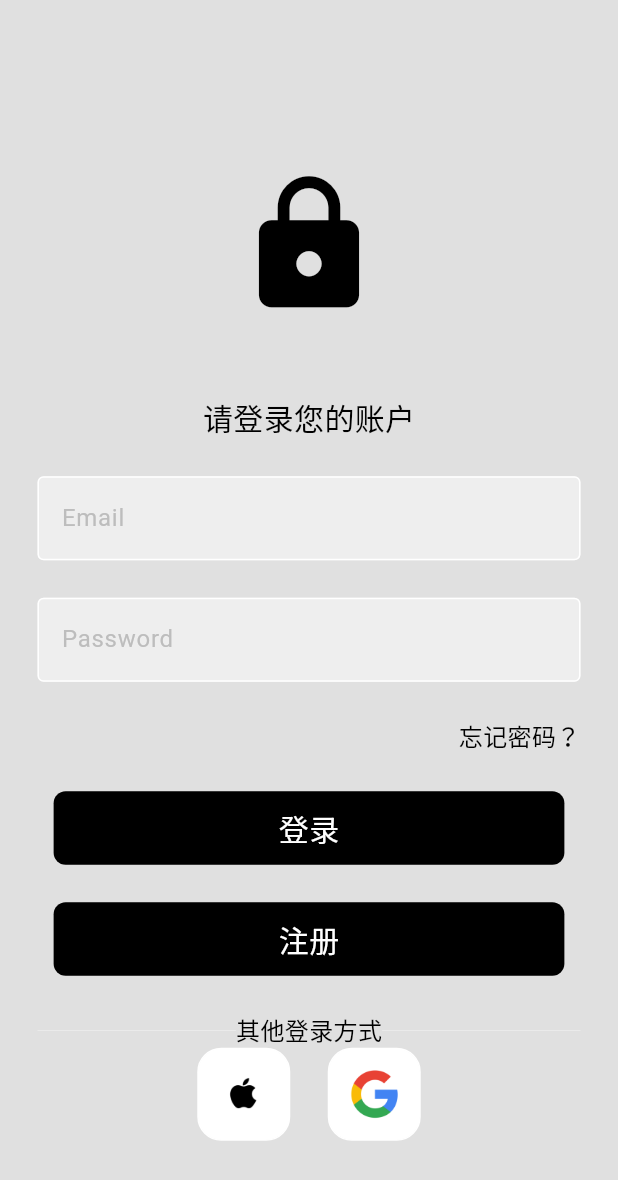
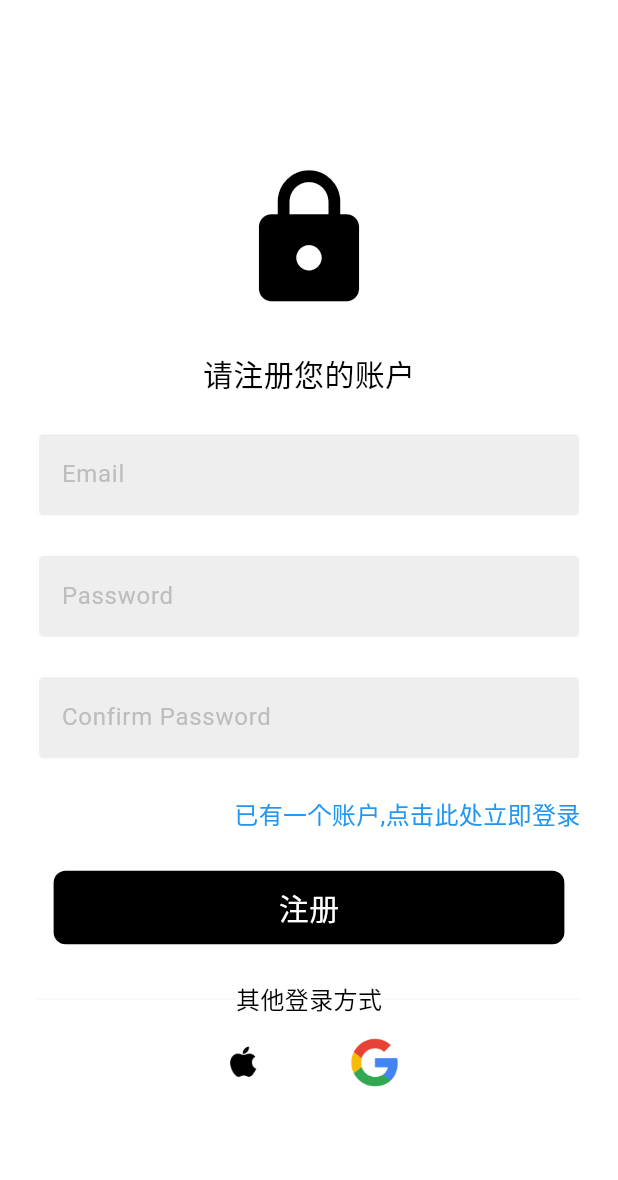
Before and after one commit to pikachu2333/shopping, a Flutter app: the screen it shows after launch, after a tap on "注册", on a phone screen of 412 x 824 dp. Shown: the top 1180 px of the screen. Run offline on Flutter 3.47's test engine with Material 3 defaults, Android fonts, the phone set to English and light mode, and no system bars; our stand-ins replace firebase_auth, firebase_core, get, google_nav_bar, sqflite; missing offline and left inert: slideable; accounts and stored records are empty; network calls fail.

Commit message:
实现了登录注册功能,并整理了页面的内容和路由,接下来应该完成谷歌或者苹果登录

```diff
--- a/lib/page/ToDoList.dart
+++ b/lib/bean/ToDoList.dart
@@ -1,7 +1,7 @@
 import 'package:flutter/material.dart';
 import 'package:slideable/slideable.dart';
 
-import '../bean/ToDoListBean.dart';
+import 'ToDoListBean.dart';
 
 class ToDoList extends StatelessWidget {
   final ToDoListBean toDoListBean;
--- a/lib/main.dart
+++ b/lib/main.dart
@@ -3,13 +3,13 @@ import 'package:get/get.dart';
 import 'package:provider/provider.dart';
 import 'package:test6_26/models/shop.dart';
 import 'package:test6_26/page/auth/view/auth_page.dart';
-import 'package:test6_26/page/first_page.dart';
+import 'package:test6_26/page/first/first_page.dart';
 import 'package:test6_26/page/home/view/home_page.dart';
 import 'package:test6_26/page/login/view/login_page.dart';
 import 'package:test6_26/page/setting/view/setting_page.dart';
 import 'package:test6_26/page/shop/cart/cart_page.dart';
 import 'package:test6_26/page/shop/intro_page.dart';
-import 'package:test6_26/page/note_page.dart';
+import 'package:test6_26/page/note/note_page.dart';
 import 'package:test6_26/page/shop/shop_home/shop_home_page.dart';
 import 'package:test6_26/page/shop/shop_home/shop_home_provider.dart';
 import 'package:test6_26/route/app_pages.dart';
--- a/lib/page/auth/view/auth_page.dart
+++ b/lib/page/auth/view/auth_page.dart
@@ -1,9 +1,9 @@
 import 'package:firebase_auth/firebase_auth.dart';
 import 'package:flutter/material.dart';
-import 'package:test6_26/page/first_page.dart';
-import 'package:test6_26/page/home/view/home_page.dart';
+import 'package:test6_26/page/first/first_page.dart';
 import 'package:test6_26/page/login/view/login_page.dart';
-import 'package:test6_26/page/shop/shop_home/shop_home_page.dart';
+import 'package:test6_26/page/login_or_register/view/login_or_register_page.dart';
+
 
 class AuthPage extends StatelessWidget {
   const AuthPage({Key? key}) : super(key: key);
--- /dev/null
+++ b/lib/page/login/routes.dart
@@ -0,0 +1,20 @@
+import 'package:flutter/material.dart';
+import 'package:get/get.dart';
+import 'package:test6_26/page/login/bingding.dart';
+import 'package:test6_26/page/login/view/login_page.dart';
+
+
+class LoginPageRoutes {
+  static const String loginPageName = "/login_page";
+
+
+  static final GetPage  loginPage= GetPage(
+      name: loginPageName,
+      page: () => LoginPage(),
+      binding: LoginPageBinding());
+
+
+  static Future? toLoginPage() async {
+    return Get.toNamed(loginPageName);
+  }
+}
--- a/lib/page/login/view/login_page.dart
+++ b/lib/page/login/view/login_page.dart
@@ -1,143 +1,23 @@
-import 'package:firebase_auth/firebase_auth.dart';
+
 import 'package:flutter/material.dart';
-import 'package:test6_26/components/my_button.dart';
-import 'package:test6_26/components/my_textfield.dart';
-import 'package:test6_26/components/square_tile.dart';
+import 'package:get/get.dart';
+import 'package:get/get_state_manager/src/simple/get_state.dart';
+import 'package:test6_26/page/login/provider/login_page_controller.dart';
+import 'package:test6_26/page/login/widget/hello_widget.dart';
 
-class LoginPage extends StatelessWidget {
+class LoginPage extends GetView<LoginPageController> {
+  final controller=Get.put(LoginPageController());
   LoginPage({Key? key}) : super(key: key);
-
-  final emailController = TextEditingController();
-  final passwordController = TextEditingController();
-
-  void signUserIn() async{
-    await FirebaseAuth.instance.signInWithEmailAndPassword(
-      email: emailController.text,
-      password: passwordController.text,
-    );
-  }
   @override
   Widget build(BuildContext context) {
-    return Scaffold(
-      backgroundColor: Theme.of(context).colorScheme.background,
-      body: SafeArea(
-        child: Center(
-          child: SingleChildScrollView(
-            child: Column(
-              children: [
-                SizedBox(height: 50),
-                //logo
-                Icon(
-                  Icons.lock,
-                  size: 100,
-                  color: Theme.of(context).colorScheme.onSurface,
-                ),
-                SizedBox(height: 50),
-                //提示信息
-                Text(
-                  '请登录您的账户',
-                  style: TextStyle(
-                    fontSize: 20,
-                    color: Theme.of(context).colorScheme.onSurface,
-                  ),
-                ),
-                //username输入框
-                SizedBox(height: 25),
-                MyTextField(
-                  hintText: 'Email',
-                  obscureText: false,
-                  controller: emailController,
-                ),
-                SizedBox(height: 25),
-                //password输入框
-                MyTextField(
-                  hintText: 'Password',
-                  obscureText: true,
-                  controller: passwordController,
-                ),
-                //记住密码和忘记密码
-                SizedBox(height: 25),
-                Padding(
-                  padding: const EdgeInsets.symmetric(horizontal: 25.0),
-                  child: Row(
-                    mainAxisAlignment: MainAxisAlignment.end,
-                    children: [
-                      Text(
-                        '忘记密码？',
-                        style: TextStyle(
-                          fontSize: 16,
-                          color: Theme.of(context).colorScheme.onSurface,
-                        ),
-                      ),
-                    ],
-                  ),
-                ),
-                //登录按钮
-                SizedBox(height: 25),
-                MyButton(
-                  onTap: signUserIn,
-                  child: Text(
-                    '登录',
-                    style: TextStyle(
-                      fontSize: 20,
-                      color: Theme.of(context).colorScheme.surface,
-                    ),
-                  ),
-                ),
-                //注册按钮
-                SizedBox(height: 25),
-                MyButton(
-                  onTap: signUserIn,
-                  child: Text(
-                    '注册',
-                    style: TextStyle(
-                      fontSize: 20,
-                      color: Theme.of(context).colorScheme.surface,
-                    ),
-                  ),
-                ),
-                SizedBox(height: 25),
-                Padding(
-                  padding: const EdgeInsets.symmetric(horizontal: 25.0),
-                  child: Row(
-                    children: [
-                      Expanded(
-                        child: Divider(
-                          thickness: 0.5,
-                          color: Theme.of(context).colorScheme.primary,
-                        ),
-                      ),
-                      Text(
-                        '其他登录方式',
-                        style: TextStyle(
-                          fontSize: 16,
-                          color: Theme.of(context).colorScheme.onSurface,
-                        ),
-                      ),
-
-                      Expanded(
-                        child: Divider(
-                          thickness: 0.5,
-                          color: Theme.of(context).colorScheme.primary,
-                        ),
-                      ),
-                    ],
-                  ),
-                ),
-                //其他登录方式
-                Row(
-                  mainAxisAlignment: MainAxisAlignment.center,
-                  children: [
-                    SquareTile(imagePath: "lib/img/img_apple_logo.png"),
-                    SizedBox(width: 25),
-                    SquareTile(imagePath: "lib/img/img_google_logo.png"),
-                  ],
-                ),
-              ],
-            ),
-          ),
-        ),
-      ),
+    return GetBuilder<LoginPageController>(
+      id: LoginPageController.updateId,
+      builder: (LoginPageController controller) {
+        return Scaffold(
+          backgroundColor: Theme.of(context).colorScheme.background,
+          body: SafeArea(child: HelloWidget(controller: controller)),
+        );
+      },
     );
   }
 }
--- /dev/null
+++ b/lib/page/login/widget/hello_widget.dart
@@ -0,0 +1,137 @@
+import 'package:flutter/material.dart';
+import 'package:get/get.dart';
+import 'package:get/get_core/src/get_main.dart';
+import 'package:test6_26/components/my_button.dart';
+import 'package:test6_26/components/my_textfield.dart';
+import 'package:test6_26/page/login/provider/login_page_controller.dart';
+
+import '../../../components/square_tile.dart';
+
+class HelloWidget extends StatelessWidget {
+  final LoginPageController controller;
+
+  HelloWidget({Key? key, required this.controller}) : super(key: key);
+  @override
+  Widget build(BuildContext context) {
+    return Scaffold(
+      body: SafeArea(
+        child: Center(
+          child: SingleChildScrollView(
+            child: Column(
+              children: [
+                SizedBox(height: 50),
+                //logo
+                Icon(
+                  Icons.lock,
+                  size: 100,
+                  color: Theme.of(context).colorScheme.onSurface,
+                ),
+                SizedBox(height: 50),
+                //提示信息
+                Text(
+                  '请登录您的账户',
+                  style: TextStyle(
+                    fontSize: 20,
+                    color: Theme.of(context).colorScheme.onSurface,
+                  ),
+                ),
+                //username输入框
+                SizedBox(height: 25),
+                MyTextField(
+                  hintText: 'Email',
+                  obscureText: false,
+                  controller: controller.emailController,
+                ),
+                SizedBox(height: 25),
+                //password输入框
+                MyTextField(
+                  hintText: 'Password',
+                  obscureText: true,
+                  controller: controller.passwordController,
+                ),
+                //记住密码和忘记密码
+                SizedBox(height: 25),
+                Padding(
+                  padding: const EdgeInsets.symmetric(horizontal: 25.0),
+                  child: Row(
+                    mainAxisAlignment: MainAxisAlignment.end,
+                    children: [
+                      Text(
+                        '忘记密码？',
+                        style: TextStyle(
+                          fontSize: 16,
+                          color: Theme.of(context).colorScheme.onSurface,
+                        ),
+                      ),
+                    ],
+                  ),
+                ),
+                //登录按钮
+                SizedBox(height: 25),
+                MyButton(
+                  onTap: controller.signUserIn,
+                  child: Text(
+                    '登录',
+                    style: TextStyle(
+                      fontSize: 20,
+                      color: Theme.of(context).colorScheme.surface,
+                    ),
+                  ),
+                ),
+                //注册按钮
+                SizedBox(height: 25),
+                MyButton(
+                  onTap: ()=>Get.toNamed('/register_page'),
+                  child: Text(
+                    '注册',
+                    style: TextStyle(
+                      fontSize: 20,
+                      color: Theme.of(context).colorScheme.surface,
+                    ),
+                  ),
+                ),
+                SizedBox(height: 25),
+                Padding(
+                  padding: const EdgeInsets.symmetric(horizontal: 25.0),
+                  child: Row(
+                    children: [
+                      Expanded(
+                        child: Divider(
+                          thickness: 0.5,
+                          color: Theme.of(context).colorScheme.primary,
+                        ),
+                      ),
+                      Text(
+                        '其他登录方式',
+                        style: TextStyle(
+                          fontSize: 16,
+                          color: Theme.of(context).colorScheme.onSurface,
+                        ),
+                      ),
+
+                      Expanded(
+                        child: Divider(
+                          thickness: 0.5,
+                          color: Theme.of(context).colorScheme.primary,
+                        ),
+                      ),
+                    ],
+                  ),
+                ),
+                //其他登录方式
+                Row(
+                  mainAxisAlignment: MainAxisAlignment.center,
+                  children: [
+                    SquareTile(imagePath: "lib/img/img_apple_logo.png"),
+                    SizedBox(width: 25),
+                    SquareTile(imagePath: "lib/img/img_google_logo.png"),
+                  ],
+                ),
+              ],
+            ),
+          ),
+        ),
+      ),
+    );
+  }
+}
--- a/lib/page/note_page.dart
+++ b/lib/page/note/note_page.dart
@@ -1,8 +1,8 @@
 import 'package:flutter/material.dart';
-import 'package:test6_26/page/ToDoList.dart';
+import 'package:test6_26/bean/ToDoList.dart';
 import 'package:test6_26/util/dialog_box.dart';
 
-import '../bean/ToDoListBean.dart';
+import '../../bean/ToDoListBean.dart';
 
 class NotePage extends StatefulWidget {
   const NotePage({super.key});
--- /dev/null
+++ b/lib/page/register/widget/hello_widget.dart
@@ -0,0 +1 @@
+// TODO Implement this library.
--- /dev/null
+++ b/lib/register/bingding.dart
@@ -0,0 +1,12 @@
+import 'package:get/get.dart';
+import 'package:get/get_core/src/get_main.dart';
+import 'package:get/get_instance/src/bindings_interface.dart';
+import 'package:test6_26/page/login/provider/login_page_controller.dart';
+import 'package:test6_26/register/provider/register_page_controller.dart';
+
+class RegisterPageBinding implements Bindings {
+  @override
+  void dependencies() {
+    Get.lazyPut<RegisterPageController>(() => RegisterPageController());
+  }
+}
--- /dev/null
+++ b/lib/register/provider/register_page_controller.dart
@@ -0,0 +1,61 @@
+import 'package:firebase_auth/firebase_auth.dart';
+import 'package:flutter/material.dart';
+import 'package:get/get.dart';
+import 'package:get/get_core/src/get_main.dart';
+import 'package:get/get_state_manager/src/simple/get_controllers.dart';
+
+class RegisterPageController extends GetxController {
+  static String updateId = "registerPageControllerUpdateId";
+  final emailController = TextEditingController();
+  final passwordController = TextEditingController();
+  final passwordConfirmController = TextEditingController();
+  get context => Get.context!;
+
+  void signUserUp() async {
+    // 显示加载动画
+    showDialog(
+      context: context,
+      builder: (context) {
+        return Center(child: CircularProgressIndicator());
+      },
+    );
+    try {
+      // 使用FirebaseAuth实例进行用户登录
+      if (passwordController.text == passwordConfirmController.text) {
+        await FirebaseAuth.instance.createUserWithEmailAndPassword(
+          email: emailController.text,
+          password: passwordController.text,
+        );
+      } else {
+        // 密码不一致
+        Navigator.pop(context);
+        showDialog(
+          context: context,
+          builder: (context) {
+            return AlertDialog(title: Text("两次输入的密码不一致"));
+          },
+        );
+      }
+      Get.toNamed("login_page");
+      Get.snackbar(
+        "注册成功",
+        "恭喜您成功注册！",
+        snackPosition: SnackPosition.BOTTOM,
+        duration: Duration(seconds: 2),
+      );
+    } on FirebaseAuthException catch (e) {
+      // 关闭加载动画
+      Navigator.pop(context);
+      showErrorMessage(e.code);
+    }
+  }
+
+  void showErrorMessage(String message) {
+    showDialog(
+      context: context,
+      builder: (context) {
+        return AlertDialog(title: Text(message));
+      },
+    );
+  }
+}
--- /dev/null
+++ b/lib/register/routes.dart
@@ -0,0 +1,23 @@
+import 'package:flutter/material.dart';
+import 'package:get/get.dart';
+import 'package:test6_26/page/login/bingding.dart';
+import 'package:test6_26/page/login/view/login_page.dart';
+import 'package:test6_26/register/view/register_page.dart';
+
+import 'bingding.dart';
+
+
+class RegisterPageRoutes {
+  static const String registerPageName = "/register_page";
+
+
+  static final GetPage registerPage= GetPage(
+      name: registerPageName,
+      page: () => RegisterPage(),
+      binding: RegisterPageBinding());
+
+
+  static Future? toRegisterPage() async {
+    return Get.toNamed(registerPageName);
+  }
+}
--- /dev/null
+++ b/lib/register/view/register_page.dart
@@ -0,0 +1,24 @@
+import 'package:flutter/material.dart';
+import 'package:get/get.dart';
+import 'package:get/get_state_manager/src/simple/get_state.dart';
+
+import 'package:test6_26/register/provider/register_page_controller.dart';
+
+import '/register/widget/hello_widget.dart';
+
+class RegisterPage extends GetView<RegisterPageController> {
+  final controller = Get.put(RegisterPageController());
+  RegisterPage({Key? key}) : super(key: key);
+  @override
+  Widget build(BuildContext context) {
+    return GetBuilder<RegisterPageController>(
+      id: RegisterPageController.updateId,
+      builder: (RegisterPageController controller) {
+        return Scaffold(
+          backgroundColor: Theme.of(context).colorScheme.background,
+          body: SafeArea(child: HelloWidget(controller: controller)),
+        );
+      },
+    );
+  }
+}
--- /dev/null
+++ b/lib/register/widget/hello_widget.dart
@@ -0,0 +1,136 @@
+import 'package:flutter/material.dart';
+import 'package:get/get.dart';
+import 'package:get/get_core/src/get_main.dart';
+import 'package:test6_26/components/my_button.dart';
+import 'package:test6_26/components/my_textfield.dart';
+import '../../../components/square_tile.dart';
+import '../provider/register_page_controller.dart';
+
+class HelloWidget extends StatelessWidget {
+  final RegisterPageController controller;
+
+  HelloWidget({Key? key, required this.controller}) : super(key: key);
+  @override
+  Widget build(BuildContext context) {
+    return Scaffold(
+      body: SafeArea(
+        child: Center(
+          child: SingleChildScrollView(
+            child: Column(
+              children: [
+                SizedBox(height: 25),
+                //logo
+                Icon(
+                  Icons.lock,
+                  size: 100,
+                  color: Theme.of(context).colorScheme.onSurface,
+                ),
+                SizedBox(height: 25),
+                //提示信息
+                Text(
+                  '请注册您的账户',
+                  style: TextStyle(
+                    fontSize: 20,
+                    color: Theme.of(context).colorScheme.onSurface,
+                  ),
+                ),
+                //username输入框
+                SizedBox(height: 25),
+                MyTextField(
+                  hintText: 'Email',
+                  obscureText: false,
+                  controller: controller.emailController,
+                ),
+                SizedBox(height: 25),
+                //password输入框
+                MyTextField(
+                  hintText: 'Password',
+                  obscureText: true,
+                  controller: controller.passwordController,
+                ),
+                SizedBox(height: 25),
+                MyTextField(
+                  hintText: 'Confirm Password',
+                  obscureText: true,
+                  controller: controller.passwordConfirmController,
+                ),
+                //记住密码和忘记密码
+                SizedBox(height: 25),
+                Padding(
+                  padding: const EdgeInsets.symmetric(horizontal: 25.0),
+                  child: Row(
+                    mainAxisAlignment: MainAxisAlignment.end,
+                    children: [
+                      GestureDetector(
+                        onTap: () {
+                          Get.toNamed('/login_page');
+                        },
+                        child: Text(
+                          '已有一个账户,点击此处立即登录',
+                          style: TextStyle(
+                            fontSize: 16,
+                            color: Colors.blue,
+                          ),
+                        ),
+                      ),
+                    ],
+                  ),
+                ),
+
+                //注册按钮
+                SizedBox(height: 25),
+                MyButton(
+                  onTap: controller.signUserUp,
+                  child: Text(
+                    '注册',
+                    style: TextStyle(
+                      fontSize: 20,
+                      color: Theme.of(context).colorScheme.surface,
+                    ),
+                  ),
+                ),
+                SizedBox(height: 25),
+                Padding(
+                  padding: const EdgeInsets.symmetric(horizontal: 25.0),
+                  child: Row(
+                    children: [
+                      Expanded(
+                        child: Divider(
+                          thickness: 0.5,
+                          color: Theme.of(context).colorScheme.primary,
+                        ),
+                      ),
+                      Text(
+                        '其他登录方式',
+                        style: TextStyle(
+                          fontSize: 16,
+                          color: Theme.of(context).colorScheme.onSurface,
+                        ),
+                      ),
+
+                      Expanded(
+                        child: Divider(
+                          thickness: 0.5,
+                          color: Theme.of(context).colorScheme.primary,
+                        ),
+                      ),
+                    ],
+                  ),
+                ),
+                //其他登录方式
+                Row(
+                  mainAxisAlignment: MainAxisAlignment.center,
+                  children: [
+                    SquareTile(imagePath: "lib/img/img_apple_logo.png"),
+                    SizedBox(width: 25),
+                    SquareTile(imagePath: "lib/img/img_google_logo.png"),
+                  ],
+                ),
+              ],
+            ),
+          ),
+        ),
+      ),
+    );
+  }
+}
--- a/lib/route/app_pages.dart
+++ b/lib/route/app_pages.dart
@@ -1,6 +1,8 @@
 import 'package:get/get.dart';
 import 'package:test6_26/page/home/routes.dart';
+import 'package:test6_26/page/login/routes.dart';
 import 'package:test6_26/page/pagetwo/routes.dart';
+import 'package:test6_26/register/routes.dart';
 
 // 定义一个AppPages类，用于存储路由信息
 class AppPages{
@@ -10,6 +12,8 @@ class AppPages{
    HomepageRoutes.homePage,
     // 将PageTwo路由信息添加到pages变量中
     PageTwoRoutes.pageTwo,
+    RegisterPageRoutes.registerPage,
+    LoginPageRoutes.loginPage,
 
 
 
--- a/lib/theme/light_mode.dart
+++ b/lib/theme/light_mode.dart
@@ -2,11 +2,11 @@ import 'package:flutter/material.dart';
 
 ThemeData lightMode = ThemeData(
   colorScheme: ColorScheme.light(
+    surface: Colors.white,
     background: Colors.grey.shade300,
     primary: Colors.grey.shade200,
     secondary: Colors.grey.shade400,
     inversePrimary: Colors.grey.shade900,
-    surface: Colors.white,
     onSurface: Colors.black,
   ),
 );
```
Also changed, not shown: lib/page/first/first_page.dart (renamed from lib/page/first_page.dart, +6 -2 lines), lib/page/login/bingding.dart (added, +11 -0 lines), lib/page/login/provider/login_page_controller.dart (+63 -0 lines), lib/page/login_or_register/view/login_or_register_page.dart (added, +31 -0 lines).
